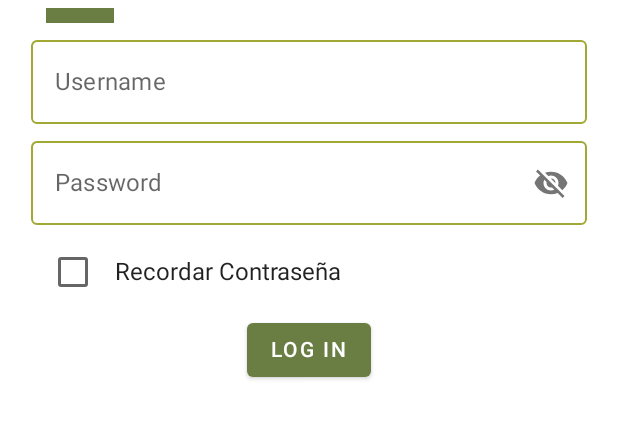
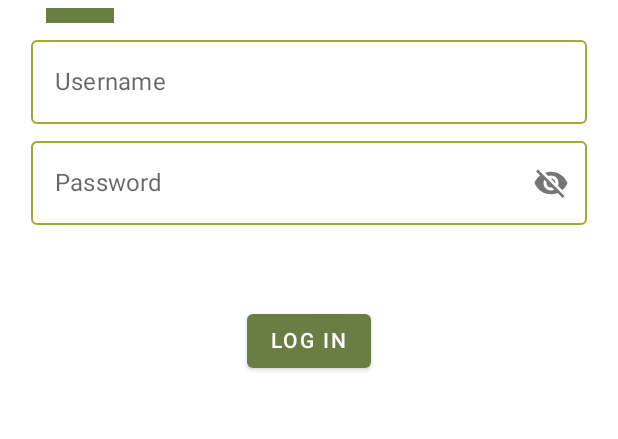
Before and after one commit to Federico-Shih/stronk-app, an Android app built with Jetpack Compose: the screen it shows after launch (MainActivity), on a phone screen of 412 x 824 dp, the part 141-580 px from its top. Run offline under Robolectric (Android 15) with nearby library versions, the phone set to English and light mode, and no system bars; our stand-ins replace accompanist.

Commit message:
Execute cargaba 2 veces la rutina y LoginFix

```diff
--- a/app/src/main/java/com/example/stronk/ui/screens/ExecuteRoutineScreen.kt
+++ b/app/src/main/java/com/example/stronk/ui/screens/ExecuteRoutineScreen.kt
@@ -49,6 +49,9 @@ fun ExecuteRoutineScreen(
 
     val state = executeViewModel.uiState
     val windowInfo = rememberWindowInfo()
+    rememberSaveable {
+        executeViewModel.executeRoutine(routineId)
+    }
     Scaffold(bottomBar = {
         if (windowInfo.screenWidthInfo == WindowInfo.WindowType.Compact||windowInfo.screenHeightInfo == WindowInfo.WindowType.Expanded){
             if (state.loadState.status == ApiStatus.SUCCESS) {
@@ -236,9 +239,7 @@ fun TabsContent(
     executeViewModel: ExecuteViewModel,
     modifier: Modifier = Modifier
 ) {
-    rememberSaveable {
-        executeViewModel.executeRoutine(routineId)
-    }
+
     val coroutineScope = rememberCoroutineScope()
     val windowInfo = rememberWindowInfo()
     val state = executeViewModel.uiState
--- a/app/src/main/java/com/example/stronk/ui/screens/LoginScreen.kt
+++ b/app/src/main/java/com/example/stronk/ui/screens/LoginScreen.kt
@@ -113,18 +113,18 @@ fun LoginScreen(
                 modifier = Modifier.padding(start = 16.dp)
             )
         }
-        Row {
-            var checked by remember { mutableStateOf(false) }
-            Checkbox(
-                checked = checked,
-                onCheckedChange = { checked = !checked },
-                modifier = Modifier.padding(4.dp)
-            )
-            Text("Recordar Contraseña", modifier = Modifier.align(Alignment.CenterVertically))
-        }
+//        Row {
+//            var checked by remember { mutableStateOf(false) }
+//            Checkbox(
+//                checked = checked,
+//                onCheckedChange = { checked = !checked },
+//                modifier = Modifier.padding(4.dp)
+//            )
+//            Text("Recordar Contraseña", modifier = Modifier.align(Alignment.CenterVertically))
+//        }
         Button(
             onClick = { onSubmit(email, password) },
-            modifier = Modifier.align(Alignment.CenterHorizontally)
+            modifier = Modifier.align(Alignment.CenterHorizontally).padding(top = 50.dp)
         ) {
             Text(stringResource(id = R.string.login_button_label).uppercase())
         }
```
